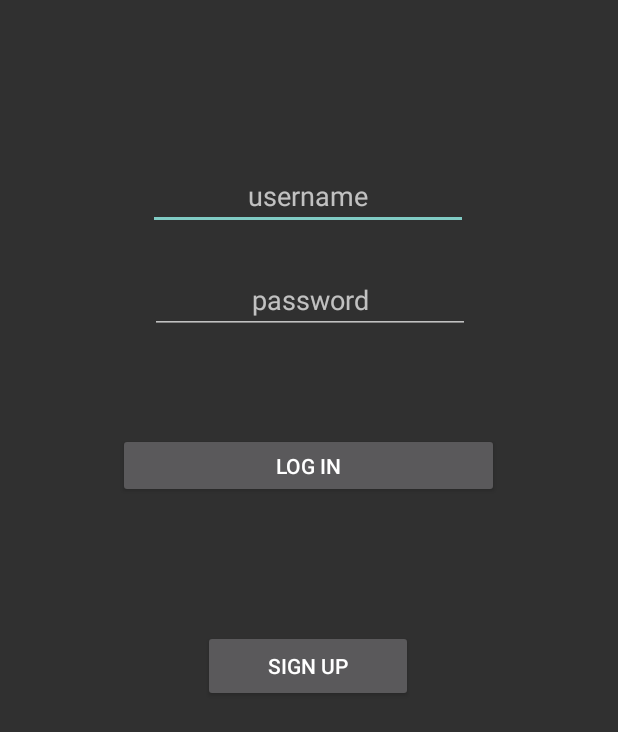
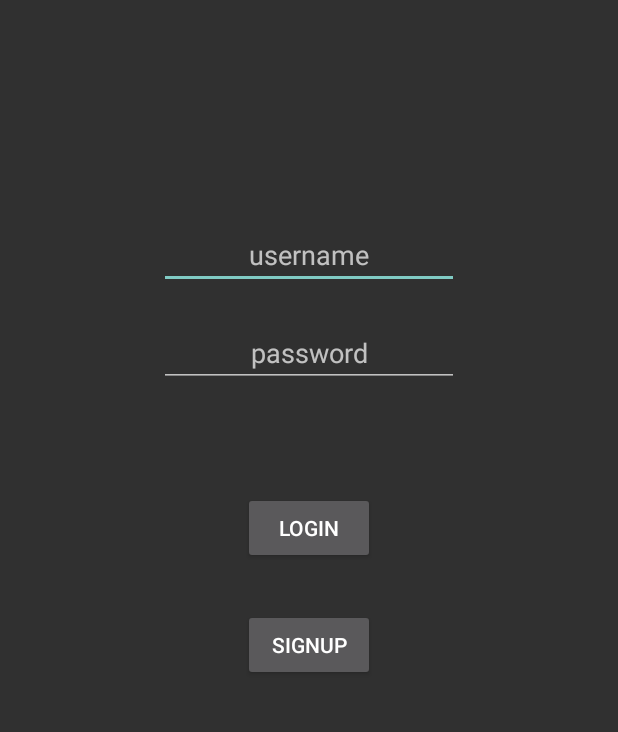
Before and after one commit to bidhanar/ReadX, an Android app: the screen it shows after launch (MainActivity), on a phone screen of 412 x 824 dp. Shown: the top 732 px of the screen. Run offline under Robolectric (Android 15) with nearby library versions, the phone set to English and light mode, and no system bars; libraries missing offline, so code that uses them is left out: com.parse; 2 statements that could not run were skipped.

Commit message:
Upgrad Gradle, Add Cancel button to hide show, create button on readPdf

```diff
--- a/app/src/main/java/com/example/readx/Groups.java
+++ b/app/src/main/java/com/example/readx/Groups.java
@@ -52,9 +52,7 @@ public class Groups extends AppCompatActivity {
         userSearch.setOnClickListener(new View.OnClickListener() {
             @Override
             public void onClick(View v) {
-                if(arrayList.size() != 0){
-                    arrayList.clear();
-                }
+                arrayList.clear();
                 query.addAscendingOrder("username");
                 query.findInBackground(new FindCallback<ParseUser>() {
                     @Override
--- a/app/src/main/res/layout/activity_main.xml
+++ b/app/src/main/res/layout/activity_main.xml
@@ -6,65 +6,119 @@
     android:layout_height="match_parent"
     tools:context=".MainActivity">
 
+
+
+
+<!--    <EditText-->
+<!--        android:id="@+id/username"-->
+<!--        android:layout_width="wrap_content"-->
+<!--        android:layout_height="wrap_content"-->
+<!--        android:layout_marginStart="100dp"-->
+<!--        android:layout_marginTop="108dp"-->
+<!--        android:ems="10"-->
+<!--        android:gravity="center"-->
+<!--        android:hint="username"-->
+<!--        android:inputType="textPersonName"-->
+<!--        android:minHeight="48dp"-->
+<!--        app:layout_constraintBottom_toTopOf="@+id/password"-->
+<!--        app:layout_constraintEnd_toEndOf="parent"-->
+<!--        app:layout_constraintHorizontal_bias="0.0"-->
+<!--        app:layout_constraintStart_toStartOf="parent"-->
+<!--        app:layout_constraintTop_toTopOf="parent" />-->
+
+<!--    <EditText-->
+<!--        android:id="@+id/password"-->
+<!--        android:layout_width="wrap_content"-->
+<!--        android:layout_height="wrap_content"-->
+<!--        android:layout_marginStart="100dp"-->
+<!--        android:layout_marginTop="24dp"-->
+<!--        android:layout_marginEnd="101dp"-->
+<!--        android:ems="10"-->
+<!--        android:gravity="center"-->
+<!--        android:hint="password"-->
+<!--        android:inputType="textPassword"-->
+<!--        android:minHeight="48dp"-->
+<!--        android:visibility="visible"-->
+<!--        app:layout_constraintEnd_toEndOf="parent"-->
+<!--        app:layout_constraintHorizontal_bias="0.0"-->
+<!--        app:layout_constraintStart_toStartOf="parent"-->
+<!--        app:layout_constraintTop_toBottomOf="@+id/username" />-->
+
+<!--    <Button-->
+<!--        android:id="@+id/login"-->
+<!--        android:layout_width="254dp"-->
+<!--        android:layout_height="48dp"-->
+<!--        android:layout_marginStart="144dp"-->
+<!--        android:layout_marginTop="66dp"-->
+<!--        android:layout_marginEnd="179dp"-->
+<!--        android:text="Log in"-->
+<!--        app:layout_constraintEnd_toEndOf="parent"-->
+<!--        app:layout_constraintHorizontal_bias="0.397"-->
+<!--        app:layout_constraintStart_toStartOf="parent"-->
+<!--        app:layout_constraintTop_toBottomOf="@+id/password" />-->
+
+<!--    <Button-->
+<!--        android:id="@+id/signup"-->
+<!--        android:layout_width="140dp"-->
+<!--        android:layout_height="48dp"-->
+<!--        android:layout_marginStart="176dp"-->
+<!--        android:layout_marginTop="42dp"-->
+<!--        android:layout_marginEnd="177dp"-->
+<!--        android:layout_marginBottom="310dp"-->
+<!--        android:gravity="center"-->
+<!--        android:text="Sign Up"-->
+<!--        app:layout_constraintBottom_toBottomOf="parent"-->
+<!--        app:layout_constraintEnd_toEndOf="parent"-->
+<!--        app:layout_constraintStart_toStartOf="parent"-->
+<!--        app:layout_constraintTop_toBottomOf="@+id/login" />-->
+    <LinearLayout
+        android:layout_width="200sp"
+        android:layout_height="729dp"
+        android:layout_marginStart="1dp"
+        android:layout_marginTop="1dp"
+        android:layout_marginEnd="1dp"
+        android:layout_marginBottom="1dp"
+        android:orientation="vertical"
+        app:layout_constraintBottom_toBottomOf="parent"
+        app:layout_constraintEnd_toEndOf="parent"
+        app:layout_constraintStart_toStartOf="parent"
+        app:layout_constraintTop_toTopOf="parent">
+
         <EditText
             android:id="@+id/username"
-        android:layout_width="wrap_content"
+            android:layout_width="match_parent"
             android:layout_height="wrap_content"
-        android:layout_marginStart="100dp"
-        android:layout_marginTop="108dp"
-        android:layout_marginEnd="101dp"
-        android:layout_marginBottom="24dp"
+            android:layout_marginTop="100dp"
+            android:layout_gravity="center"
+            android:gravity="center"
             android:ems="10"
-        android:gravity="center"
-        android:hint="username"
             android:inputType="textPersonName"
-        app:layout_constraintBottom_toTopOf="@+id/password"
-        app:layout_constraintEnd_toEndOf="parent"
-        app:layout_constraintStart_toStartOf="parent"
-        app:layout_constraintTop_toTopOf="parent" />
+            android:hint="username" />
 
         <EditText
             android:id="@+id/password"
-        android:layout_width="wrap_content"
+            android:layout_width="match_parent"
             android:layout_height="wrap_content"
-        android:layout_marginStart="100dp"
-        android:layout_marginTop="24dp"
-        android:layout_marginEnd="101dp"
+            android:layout_marginTop="20dp"
             android:ems="10"
             android:gravity="center"
             android:hint="password"
-        android:inputType="textPassword"
-        android:visibility="visible"
-        app:layout_constraintEnd_toEndOf="parent"
-        app:layout_constraintHorizontal_bias="0.0"
-        app:layout_constraintStart_toStartOf="parent"
-        app:layout_constraintTop_toBottomOf="@+id/username" />
+            android:inputType="textPassword" />
 
         <Button
             android:id="@+id/login"
-        android:layout_width="254dp"
-        android:layout_height="43dp"
-        android:layout_marginStart="144dp"
-        android:layout_marginTop="66dp"
-        android:layout_marginEnd="179dp"
-        android:text="Log in"
-        app:layout_constraintEnd_toEndOf="parent"
-        app:layout_constraintHorizontal_bias="0.397"
-        app:layout_constraintStart_toStartOf="parent"
-        app:layout_constraintTop_toBottomOf="@+id/password" />
+            android:layout_width="wrap_content"
+            android:layout_gravity="center"
+            android:layout_marginTop="70dp"
+            android:layout_height="wrap_content"
+            android:text="Login" />
 
         <Button
             android:id="@+id/signup"
-        android:layout_width="140dp"
-        android:layout_height="48dp"
-        android:layout_marginStart="176dp"
-        android:layout_marginTop="42dp"
-        android:layout_marginEnd="177dp"
-        android:layout_marginBottom="310dp"
-        android:gravity="center"
-        android:text="Sign Up"
-        app:layout_constraintBottom_toBottomOf="parent"
-        app:layout_constraintEnd_toEndOf="parent"
-        app:layout_constraintStart_toStartOf="parent"
-        app:layout_constraintTop_toBottomOf="@+id/login" />
+            android:layout_width="wrap_content"
+            android:layout_marginTop="30dp"
+            android:layout_gravity="center"
+            android:layout_height="wrap_content"
+            android:text="Signup" />
+    </LinearLayout>
 </androidx.constraintlayout.widget.ConstraintLayout>
--- a/app/src/main/res/layout/activity_read_pdf.xml
+++ b/app/src/main/res/layout/activity_read_pdf.xml
@@ -58,6 +58,12 @@
                 android:layout_width="match_parent"
                 android:layout_height="wrap_content"
                 android:text="Create" />
+            <Button
+                android:id="@+id/cancel"
+                android:layout_width="match_parent"
+                android:layout_height="wrap_content"
+                android:text="Cancel" />
+
 
 
         </LinearLayout>
--- a/build.gradle
+++ b/build.gradle
@@ -5,7 +5,7 @@ buildscript {
         mavenCentral()
     }
     dependencies {
-        classpath "com.android.tools.build:gradle:4.2.2"
+        classpath 'com.android.tools.build:gradle:7.0.0'
 
         // NOTE: Do not place your application dependencies here; they belong
         // in the individual module build.gradle files
--- a/gradle.properties
+++ b/gradle.properties
@@ -15,3 +15,4 @@ org.gradle.jvmargs=-Xmx2048m -Dfile.encoding=UTF-8
 # Android operating system, and which are packaged with your app"s APK
 # https://developer.android.com/topic/libraries/support-library/androidx-rn
 android.useAndroidX=true
+android.enableJetifier=true
```
Also changed, not shown: app/build.gradle (+10 -10 lines), app/src/main/AndroidManifest.xml (+7 -3 lines), app/src/main/java/com/example/readx/readPdf.java (+9 -0 lines), app/src/main/res/layout/activity_groups.xml (+10 -8 lines), gradle/wrapper/gradle-wrapper.properties. Lines whose indentation alone changed are shown as unchanged.
